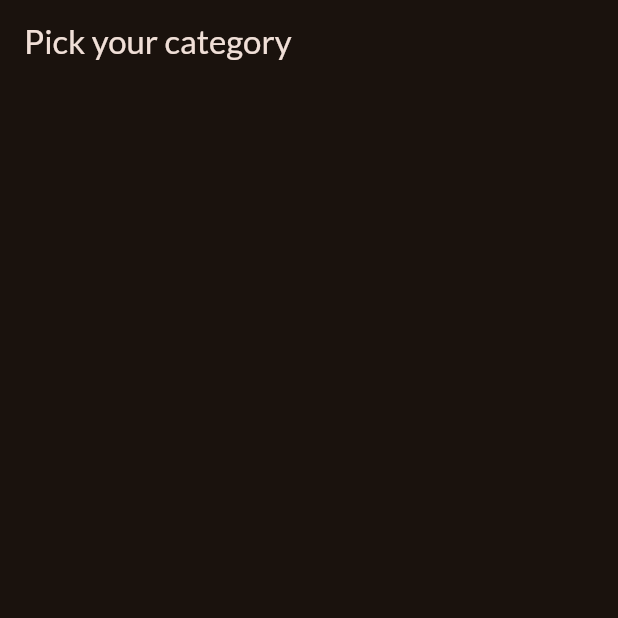
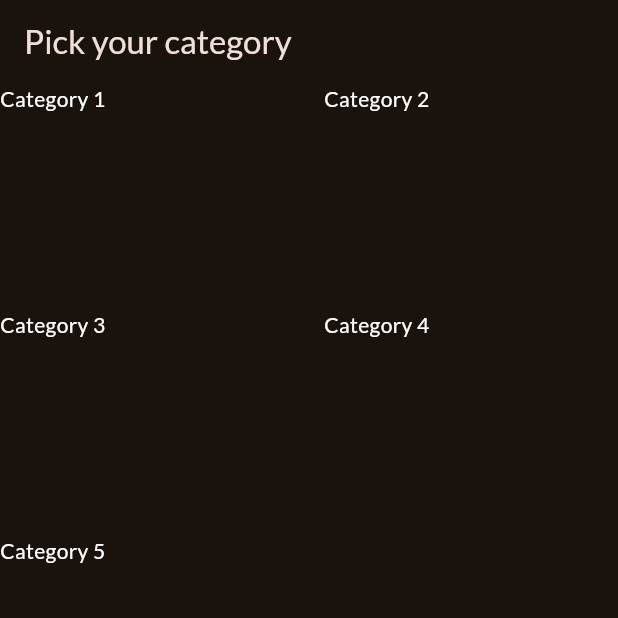
Before and after one commit to jacob-macleod/Recipe-App, a Flutter app: the screen it shows after launch, on a phone screen of 412 x 824 dp, the top half of it. Run offline on Flutter 3.47's test engine with Material 2 defaults, Android fonts, the phone set to English and light mode, and no system bars; our stand-ins replace google_fonts.

Commit message:
Added grid view

```diff
--- a/lib/categories.dart
+++ b/lib/categories.dart
@@ -9,6 +9,21 @@ class CategoriesScreen extends StatelessWidget {
       appBar: AppBar(
         title: const Text("Pick your category"),
       ),
+      body: GridView(
+        gridDelegate: const SliverGridDelegateWithFixedCrossAxisCount(
+          crossAxisCount: 2,
+          childAspectRatio: 3 / 2,
+          crossAxisSpacing: 20,
+          mainAxisSpacing: 20,
+        ),
+        children: [
+          Text("Category 1", style: TextStyle(color: Colors.white)),
+          Text("Category 2", style: TextStyle(color: Colors.white)),
+          Text("Category 3", style: TextStyle(color: Colors.white)),
+          Text("Category 4", style: TextStyle(color: Colors.white)),
+          Text("Category 5", style: TextStyle(color: Colors.white)),
+        ],
+      ),
     );
   }
 }
```
